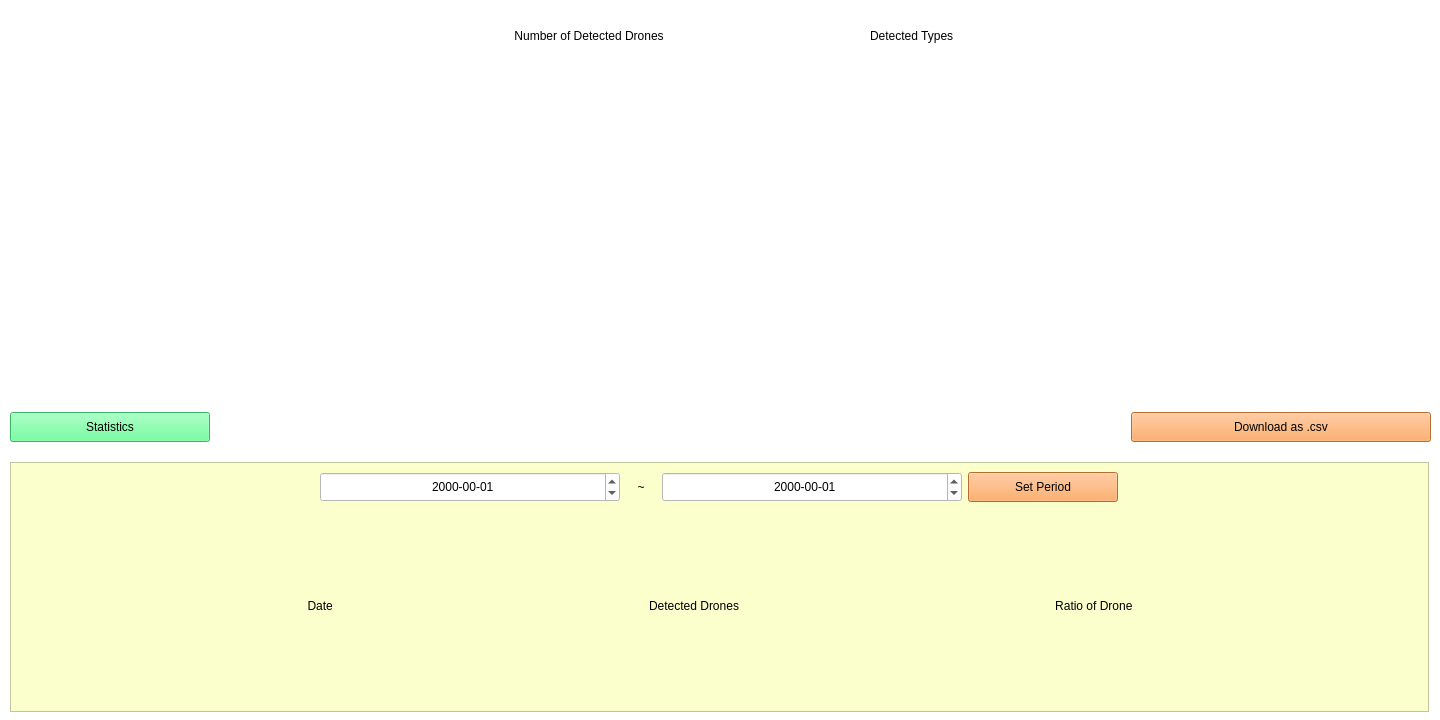
Qt form GUI/UI/StatusWindow.ui (benipine/ADIDAS) before a commit.
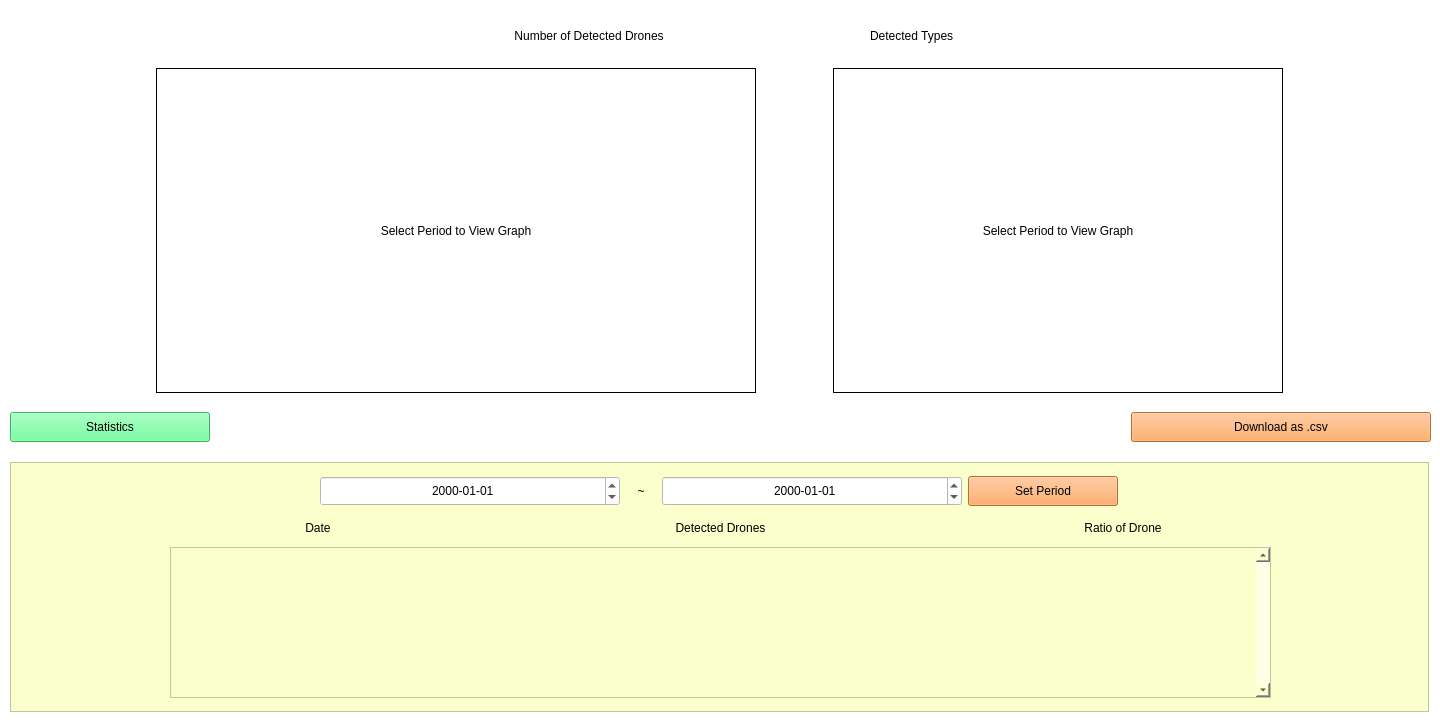
The same form after that commit. Icons and pictures are not drawn.

```diff
--- a/GUI/UI/StatusWindow.ui
+++ b/GUI/UI/StatusWindow.ui
@@ -87,15 +87,18 @@
            <height>325</height>
           </size>
          </property>
+         <property name="frameShape">
+          <enum>QFrame::Box</enum>
+         </property>
          <property name="text">
-          <string/>
-         </property>
-         <property name="pixmap">
-          <pixmap>GUI_basicimage/graph_type.png</pixmap>
+          <string>Select Period to View Graph</string>
          </property>
          <property name="scaledContents">
           <bool>true</bool>
          </property>
+         <property name="alignment">
+          <set>Qt::AlignCenter</set>
+         </property>
         </widget>
        </item>
        <item>
@@ -112,15 +115,18 @@
            <height>325</height>
           </size>
          </property>
+         <property name="frameShape">
+          <enum>QFrame::Box</enum>
+         </property>
          <property name="text">
-          <string/>
-         </property>
-         <property name="pixmap">
-          <pixmap>GUI_basicimage/graph_detected.png</pixmap>
+          <string>Select Period to View Graph</string>
          </property>
          <property name="scaledContents">
           <bool>true</bool>
          </property>
+         <property name="alignment">
+          <set>Qt::AlignCenter</set>
+         </property>
         </widget>
        </item>
       </layout>
@@ -228,8 +234,42 @@
          </rect>
         </property>
         <layout class="QVBoxLayout" name="verticalLayout_2">
+         <property name="spacing">
+          <number>0</number>
+         </property>
          <item>
-          <layout class="QHBoxLayout" name="date_hori">
+          <widget class="QFrame" name="frame_2">
+           <property name="minimumSize">
+            <size>
+             <width>1400</width>
+             <height>40</height>
+            </size>
+           </property>
+           <property name="maximumSize">
+            <size>
+             <width>1400</width>
+             <height>40</height>
+            </size>
+           </property>
+           <property name="styleSheet">
+            <string notr="true"/>
+           </property>
+           <property name="frameShape">
+            <enum>QFrame::NoFrame</enum>
+           </property>
+           <property name="frameShadow">
+            <enum>QFrame::Raised</enum>
+           </property>
+           <widget class="QWidget" name="horizontalLayoutWidget">
+            <property name="geometry">
+             <rect>
+              <x>0</x>
+              <y>-1</y>
+              <width>1401</width>
+              <height>41</height>
+             </rect>
+            </property>
+            <layout class="QHBoxLayout" name="horizontalLayout">
            <property name="leftMargin">
             <number>300</number>
            </property>
@@ -257,7 +297,7 @@
               <set>Qt::AlignCenter</set>
              </property>
              <property name="displayFormat">
-              <string>yyyy-mm-dd</string>
+                <string>yyyy-MM-dd</string>
              </property>
             </widget>
            </item>
@@ -304,7 +344,7 @@
               <set>Qt::AlignCenter</set>
              </property>
              <property name="displayFormat">
-              <string>yyyy-mm-dd</string>
+                <string>yyyy-MM-dd</string>
              </property>
             </widget>
            </item>
@@ -331,27 +371,128 @@
             </widget>
            </item>
           </layout>
+           </widget>
+          </widget>
          </item>
          <item>
-          <widget class="QLabel" name="space_2">
+          <widget class="QFrame" name="frame_3">
            <property name="minimumSize">
             <size>
              <width>1400</width>
-             <height>0</height>
+             <height>35</height>
             </size>
            </property>
            <property name="maximumSize">
             <size>
              <width>1400</width>
-             <height>16777215</height>
+             <height>35</height>
             </size>
            </property>
+           <property name="styleSheet">
+            <string notr="true">border-bottom-color: rgb(0, 0, 0);</string>
+           </property>
+           <property name="frameShape">
+            <enum>QFrame::NoFrame</enum>
+           </property>
+           <property name="frameShadow">
+            <enum>QFrame::Raised</enum>
+           </property>
+           <widget class="QWidget" name="horizontalLayoutWidget_2">
+            <property name="geometry">
+             <rect>
+              <x>0</x>
+              <y>0</y>
+              <width>1401</width>
+              <height>31</height>
+             </rect>
+            </property>
+            <layout class="QHBoxLayout" name="horizontalLayout_2">
+             <property name="leftMargin">
+              <number>100</number>
+             </property>
+             <property name="rightMargin">
+              <number>100</number>
+             </property>
+             <item>
+              <widget class="QLabel" name="label_4">
            <property name="text">
-            <string>Date                                                                                               Detected Drones                                                                                               Ratio of Drone</string>
+                <string>Date</string>
            </property>
            <property name="alignment">
             <set>Qt::AlignCenter</set>
            </property>
+              </widget>
+             </item>
+             <item>
+              <widget class="QLabel" name="label_3">
+               <property name="text">
+                <string>Detected Drones</string>
+               </property>
+               <property name="alignment">
+                <set>Qt::AlignCenter</set>
+               </property>
+              </widget>
+             </item>
+             <item>
+              <widget class="QLabel" name="label_2">
+               <property name="text">
+                <string>Ratio of Drone</string>
+               </property>
+               <property name="alignment">
+                <set>Qt::AlignCenter</set>
+               </property>
+              </widget>
+             </item>
+            </layout>
+           </widget>
+          </widget>
+         </item>
+         <item>
+          <widget class="QFrame" name="frame_4">
+           <property name="frameShape">
+            <enum>QFrame::NoFrame</enum>
+           </property>
+           <property name="frameShadow">
+            <enum>QFrame::Raised</enum>
+           </property>
+           <widget class="QWidget" name="verticalLayoutWidget_3">
+            <property name="geometry">
+             <rect>
+              <x>0</x>
+              <y>0</y>
+              <width>1401</width>
+              <height>151</height>
+             </rect>
+            </property>
+            <layout class="QVBoxLayout" name="verticalLayout_3">
+             <property name="leftMargin">
+              <number>150</number>
+             </property>
+             <property name="rightMargin">
+              <number>150</number>
+             </property>
+             <item>
+              <widget class="QScrollArea" name="scroll_stat">
+               <property name="verticalScrollBarPolicy">
+                <enum>Qt::ScrollBarAlwaysOn</enum>
+               </property>
+               <property name="widgetResizable">
+                <bool>true</bool>
+               </property>
+               <widget class="QWidget" name="scrollAreaWidgetContents">
+                <property name="geometry">
+                 <rect>
+                  <x>0</x>
+                  <y>0</y>
+                  <width>1085</width>
+                  <height>147</height>
+                 </rect>
+                </property>
+               </widget>
+              </widget>
+             </item>
+            </layout>
+           </widget>
           </widget>
          </item>
         </layout>
```
Left out of the diff: 2 changed lines with no effect on the pictures. Lines whose indentation alone changed are shown as unchanged.
